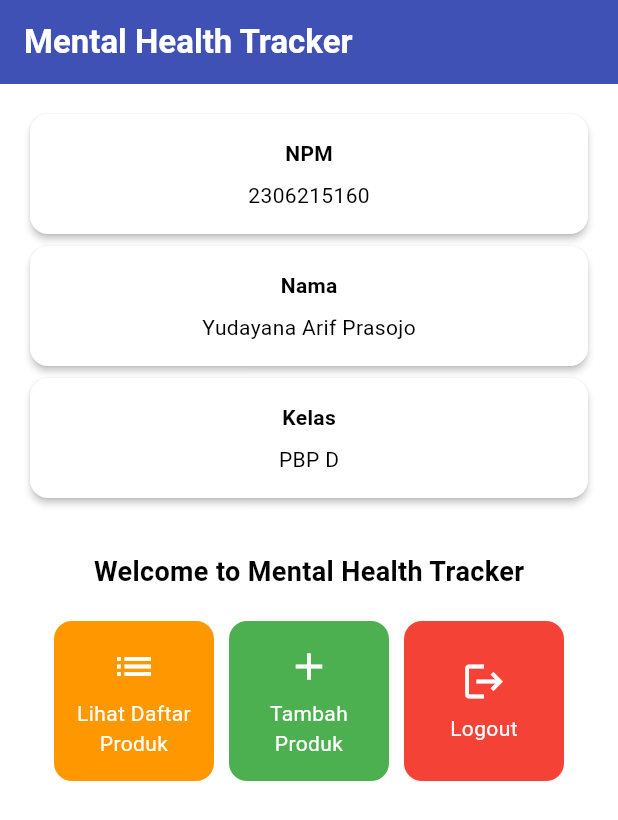
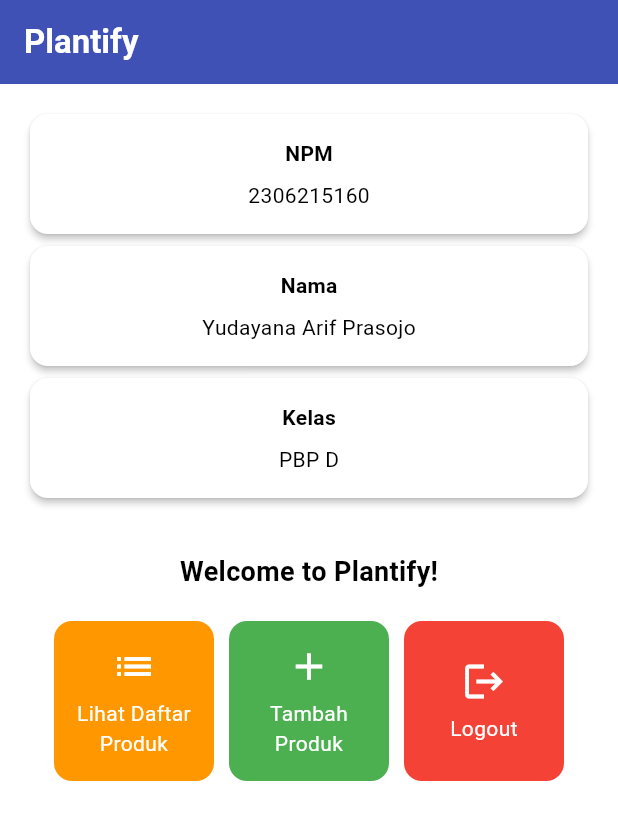
Before and after one commit to ryuun1corn/plantify-mobile, a Flutter app: the screen it shows after launch, on a phone screen of 412 x 824 dp. Shown: the top 820 px of the screen. Run offline on Flutter 3.47's test engine with Material 3 defaults, Android fonts, the phone set to English and light mode, and no system bars.

Commit message:
fix: change mentalhealthtracker to plantify and remove garbage

```diff
--- a/lib/menu.dart
+++ b/lib/menu.dart
@@ -19,9 +19,9 @@ class MyHomePage extends StatelessWidget {
     return Scaffold(
       // AppBar adalah bagian atas halaman yang menampilkan judul.
       appBar: AppBar(
-        // Judul aplikasi "Mental Health Tracker" dengan teks putih dan tebal.
+        // Judul aplikasi "Plantify" dengan teks putih dan tebal.
         title: const Text(
-          'Mental Health Tracker',
+          'Plantify',
           style: TextStyle(
             color: Colors.white,
             fontWeight: FontWeight.bold,
@@ -65,7 +65,7 @@ class MyHomePage extends StatelessWidget {
                   const Padding(
                     padding: EdgeInsets.only(top: 16.0),
                     child: Text(
-                      'Welcome to Mental Health Tracker',
+                      'Welcome to Plantify!',
                       style: TextStyle(
                         fontWeight: FontWeight.bold,
                         fontSize: 18.0,
```
Also changed, not shown: 1 other file.
